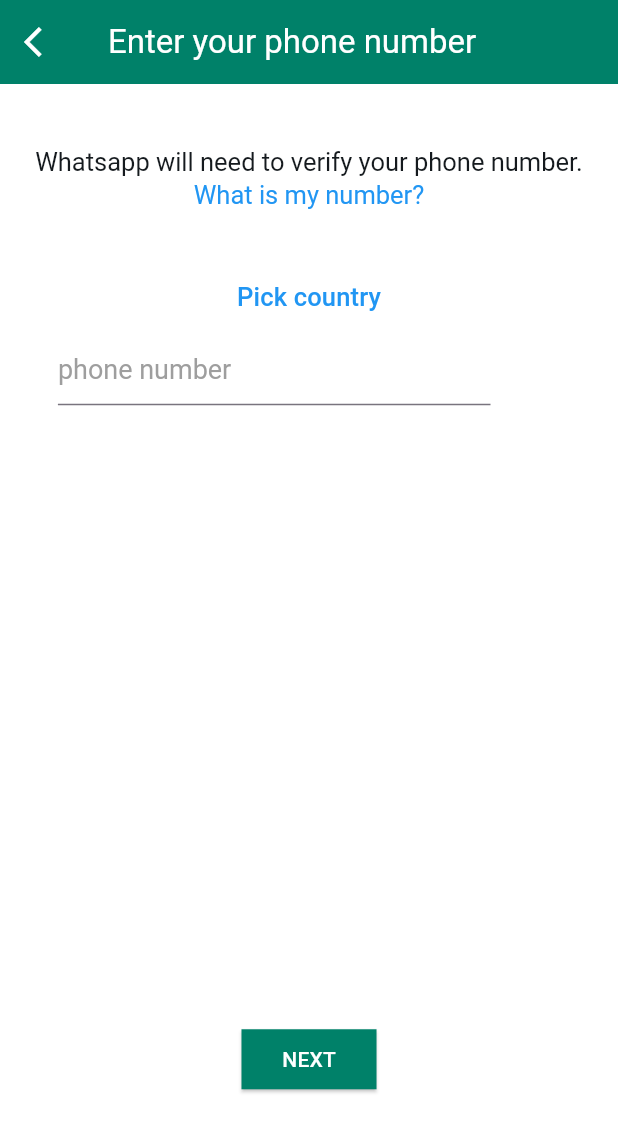
After one commit to Progresschuke/whatsapp_chat_clone, a Flutter app: the screen it shows after launch, after a tap on "AGREE AND CONTINUE", on a phone screen of 412 x 824 dp. The commit adds this screen. Shown: the top 1132 px of the screen. Run offline on Flutter 3.47's test engine with Material 3 defaults, Android fonts, the phone set to English and light mode, and no system bars; our stand-ins replace cloud_firestore, country_picker, firebase_auth, firebase_core, flutter_riverpod; accounts and stored records are empty.

Commit message:
worked on the auth repository and controller

```diff
--- a/lib/main.dart
+++ b/lib/main.dart
@@ -1,10 +1,11 @@
 import 'package:firebase_core/firebase_core.dart';
 import 'package:flutter/material.dart';
+import 'package:flutter_riverpod/flutter_riverpod.dart';
 
 import 'constants/app_theme.dart';
 import 'firebase_options.dart';
 import 'router/router.dart';
-import 'views/auth/login/screen/login.dart';
+import 'views/auth/screens/login.dart';
 import 'views/landing/screen/landing.dart';
 
 void main() async {
@@ -13,7 +14,7 @@ void main() async {
     options: DefaultFirebaseOptions.currentPlatform,
   );
 
-  runApp(const MyApp());
+  runApp(const ProviderScope(child: MyApp()));
 }
 
 class MyApp extends StatelessWidget {
--- a/lib/router/router.dart
+++ b/lib/router/router.dart
@@ -1,5 +1,6 @@
 import 'package:flutter/material.dart';
-import 'package:whatsapp_clone/views/auth/login/screen/login.dart';
+import 'package:whatsapp_clone/views/auth/screens/login.dart';
+import 'package:whatsapp_clone/views/auth/screens/otp.dart';
 
 import '../views/error/error.dart';
 
@@ -10,6 +11,11 @@ Route<dynamic> generateRoute(RouteSettings settings) {
         builder: (context) => const LoginScreen(),
       );
 
+    case OtpScreen.routeName:
+      return MaterialPageRoute(
+        builder: (context) => const OtpScreen(),
+      );
+
     default:
       return MaterialPageRoute(
         builder: (context) => const Scaffold(
--- /dev/null
+++ b/lib/views/auth/screens/login.dart
@@ -0,0 +1,138 @@
+import 'package:country_picker/country_picker.dart';
+import 'package:flutter/material.dart';
+
+import '../../../utils/size/size_const.dart';
+import '../../landing/screen/landing.dart';
+
+class LoginScreen extends StatelessWidget {
+  static const routeName = '/login';
+  const LoginScreen({super.key});
+
+  @override
+  Widget build(BuildContext context) {
+    return Scaffold(
+        appBar: loginAppBar(context), body: const VerifyPhoneForm());
+  }
+
+  PreferredSizeWidget loginAppBar(BuildContext context) {
+    return AppBar(
+        leading: IconButton(
+            onPressed: () {
+              Navigator.pop(context);
+            },
+            icon: const Icon(Icons.arrow_back_ios)),
+        title: const CustomText(
+          text: 'Enter your phone number',
+          fontSize: 22,
+          color: Colors.white,
+        ),
+        automaticallyImplyLeading: false);
+  }
+}
+
+class VerifyPhoneForm extends StatefulWidget {
+  const VerifyPhoneForm({super.key});
+
+  @override
+  State<VerifyPhoneForm> createState() => _VerifyPhoneFormState();
+}
+
+class _VerifyPhoneFormState extends State<VerifyPhoneForm> {
+  final phoneController = TextEditingController();
+  Country? country;
+  String? countryCode;
+
+  void selectCountryCode() {
+    showCountryPicker(
+      context: context,
+      showPhoneCode: true,
+      onSelect: (Country myCountry) {
+        setState(() {
+          country = myCountry;
+        });
+
+        countryCode = myCountry.phoneCode;
+      },
+    );
+  }
+
+  @override
+  void dispose() {
+    super.dispose();
+    phoneController.dispose();
+  }
+
+  @override
+  Widget build(BuildContext context) {
+    return SingleChildScrollView(
+      child: Padding(
+        padding: const EdgeInsets.symmetric(horizontal: 18.0),
+        child: Column(
+          children: [
+            SizeConst.addVerticalSpace(context, 0.05),
+            Text.rich(
+                textAlign: TextAlign.center,
+                TextSpan(
+                    text: 'Whatsapp will need to verify your phone number. ',
+                    style: customTextStyle(context),
+                    children: [
+                      TextSpan(
+                          text: 'What is my number?',
+                          style:
+                              Theme.of(context).textTheme.titleLarge!.copyWith(
+                                    color: Colors.blue,
+                                    fontSize: 17,
+                                  )),
+                    ])),
+            SizeConst.addVerticalSpace(context, 0.04),
+            TextButton(
+              onPressed: selectCountryCode,
+              style: TextButton.styleFrom(
+                foregroundColor: Colors.blue,
+              ),
+              child: const Text(
+                'Pick country',
+                style: TextStyle(fontSize: 17),
+              ),
+            ),
+            Row(
+              children: [
+                if (country != null)
+                  Text(
+                    '+${country!.phoneCode}',
+                    style: customTextStyle(context),
+                  ),
+                SizeConst.addHorizontalSpace(context, 0.05),
+                SizedBox(
+                  width: SizeConst.customWidth(context, 0.7),
+                  child: TextFormField(
+                    style: customTextStyle(context),
+                    controller: phoneController,
+                    keyboardType: TextInputType.number,
+                    decoration: InputDecoration(
+                        hintText: 'phone number',
+                        hintStyle: Theme.of(context)
+                            .textTheme
+                            .titleLarge!
+                            .copyWith(color: Colors.grey, fontSize: 18)),
+                  ),
+                ),
+              ],
+            ),
+            SizeConst.addVerticalSpace(context, 0.5),
+            SizedBox(
+              width: 90,
+              child: CustomButton(onPressed: () {}, text: 'NEXT'),
+            )
+          ],
+        ),
+      ),
+    );
+  }
+
+  customTextStyle(BuildContext _) {
+    return Theme.of(_).textTheme.titleLarge!.copyWith(
+          fontSize: 17,
+        );
+  }
+}
--- a/lib/views/landing/screen/landing.dart
+++ b/lib/views/landing/screen/landing.dart
@@ -2,7 +2,7 @@ import 'package:flutter/material.dart';
 import 'package:whatsapp_clone/constants/app_colors.dart';
 import 'package:whatsapp_clone/constants/app_images.dart';
 import 'package:whatsapp_clone/utils/size/size_const.dart';
-import 'package:whatsapp_clone/views/auth/login/screen/login.dart';
+import 'package:whatsapp_clone/views/auth/screens/login.dart';
 
 class LandingScreen extends StatelessWidget {
   static const routeName = '/landing';
--- a/pubspec.yaml
+++ b/pubspec.yaml
@@ -38,6 +38,7 @@ dependencies:
   firebase_auth: ^4.17.4
   firebase_storage: ^11.6.5
   cloud_firestore: ^4.15.4
+  flutter_riverpod: ^2.4.10
 
   country_picker: ^2.0.24
 
```
Also changed, not shown: lib/views/auth/controller/auth_controller.dart (added, +16 -0 lines), lib/views/auth/login/screen/login.dart (deleted, +0 -135 lines), lib/views/auth/repository/auth_repo.dart (added, +41 -0 lines), lib/views/auth/screens/otp.dart (added, +21 -0 lines), pubspec.lock.
